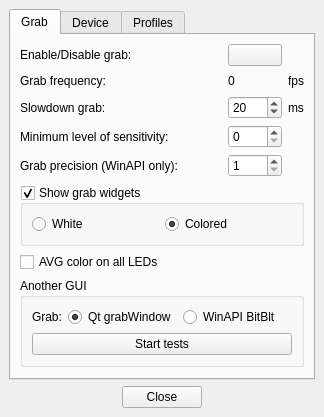
Old version of the form Software/src/mainwindow.ui in the repository Atarity/Lightpack.
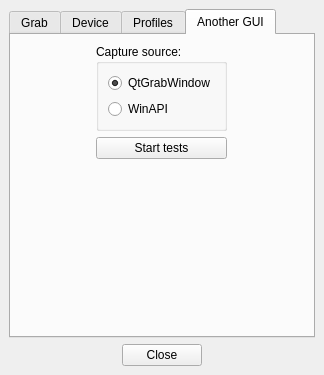
New version of the form. Icons and pictures are not drawn.

Commit message: Software: move all another GUI stuff to new tab; fix vertical expanding of the first tab; fix changing width of all settings window when another GUI hidden;

Patch:
```diff
--- a/Software/src/mainwindow.ui
+++ b/Software/src/mainwindow.ui
@@ -8,7 +8,7 @@
     <x>0</x>
     <y>0</y>
     <width>324</width>
-    <height>411</height>
+    <height>375</height>
    </rect>
   </property>
   <property name="windowTitle">
@@ -32,7 +32,7 @@
        <enum>QTabWidget::Rounded</enum>
       </property>
       <property name="currentIndex">
-       <number>0</number>
+       <number>3</number>
       </property>
       <widget class="QWidget" name="tabSoftwareOptions">
        <property name="enabled">
@@ -336,66 +336,13 @@
           </property>
          </widget>
         </item>
-        <item>
-         <widget class="QGroupBox" name="groupBox_AnotherGUI">
-          <property name="title">
-           <string notr="true">Another GUI</string>
-          </property>
-          <layout class="QVBoxLayout" name="verticalLayout">
-           <item>
-            <layout class="QHBoxLayout" name="horizontalLayout_7">
-             <item>
-              <widget class="QLabel" name="label">
-               <property name="sizePolicy">
-                <sizepolicy hsizetype="Maximum" vsizetype="Preferred">
-                 <horstretch>0</horstretch>
-                 <verstretch>0</verstretch>
-                </sizepolicy>
-               </property>
-               <property name="text">
-                <string notr="true">Grab:</string>
-               </property>
-              </widget>
-             </item>
-             <item>
-              <widget class="QRadioButton" name="radioButton_GrabQt">
-               <property name="text">
-                <string notr="true">Qt grabWindow</string>
-               </property>
-               <property name="checked">
-                <bool>true</bool>
-               </property>
-              </widget>
-             </item>
-             <item>
-              <widget class="QRadioButton" name="radioButton_GrabWinAPI">
-               <property name="text">
-                <string notr="true">WinAPI BitBlt</string>
-               </property>
-              </widget>
-             </item>
-            </layout>
-           </item>
-           <item>
-            <layout class="QHBoxLayout" name="horizontalLayout_GrabbedColors"/>
-           </item>
-           <item>
-            <widget class="QPushButton" name="pushButton_StartTests">
-             <property name="text">
-              <string notr="true">Start tests</string>
-             </property>
-            </widget>
-           </item>
-          </layout>
-         </widget>
-        </item>
         <item>
          <spacer name="verticalSpacer">
           <property name="orientation">
            <enum>Qt::Vertical</enum>
           </property>
           <property name="sizeType">
-           <enum>QSizePolicy::Maximum</enum>
+           <enum>QSizePolicy::Expanding</enum>
           </property>
           <property name="sizeHint" stdset="0">
            <size>
@@ -739,6 +686,66 @@
         </item>
        </layout>
       </widget>
+      <widget class="QWidget" name="tabAnotherGUI">
+       <attribute name="title">
+        <string notr="true">Another GUI</string>
+       </attribute>
+       <layout class="QHBoxLayout" name="horizontalLayout_7">
+        <item>
+         <layout class="QVBoxLayout" name="verticalLayout_7">
+          <item>
+           <widget class="QGroupBox" name="groupBox">
+            <property name="title">
+             <string>Capture source:</string>
+            </property>
+            <layout class="QVBoxLayout" name="verticalLayout">
+             <item>
+              <widget class="QRadioButton" name="radioButton_GrabQt">
+               <property name="text">
+                <string notr="true">QtGrabWindow</string>
+               </property>
+               <property name="checked">
+                <bool>true</bool>
+               </property>
+              </widget>
+             </item>
+             <item>
+              <widget class="QRadioButton" name="radioButton_GrabWinAPI">
+               <property name="text">
+                <string notr="true">WinAPI</string>
+               </property>
+              </widget>
+             </item>
+            </layout>
+           </widget>
+          </item>
+          <item>
+           <widget class="QPushButton" name="pushButton_StartTests">
+            <property name="text">
+             <string notr="true">Start tests</string>
+            </property>
+           </widget>
+          </item>
+          <item>
+           <spacer name="verticalSpacer_4">
+            <property name="orientation">
+             <enum>Qt::Vertical</enum>
+            </property>
+            <property name="sizeHint" stdset="0">
+             <size>
+              <width>20</width>
+              <height>40</height>
+             </size>
+            </property>
+           </spacer>
+          </item>
+          <item>
+           <layout class="QHBoxLayout" name="horizontalLayout_GrabbedColors"/>
+          </item>
+         </layout>
+        </item>
+       </layout>
+      </widget>
      </widget>
     </item>
     <item>
```
The commit also changes 1 other file.
